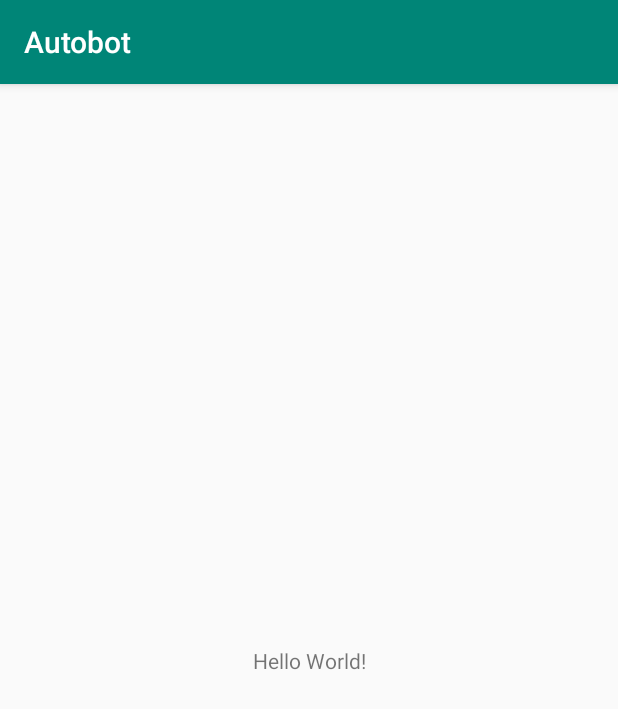
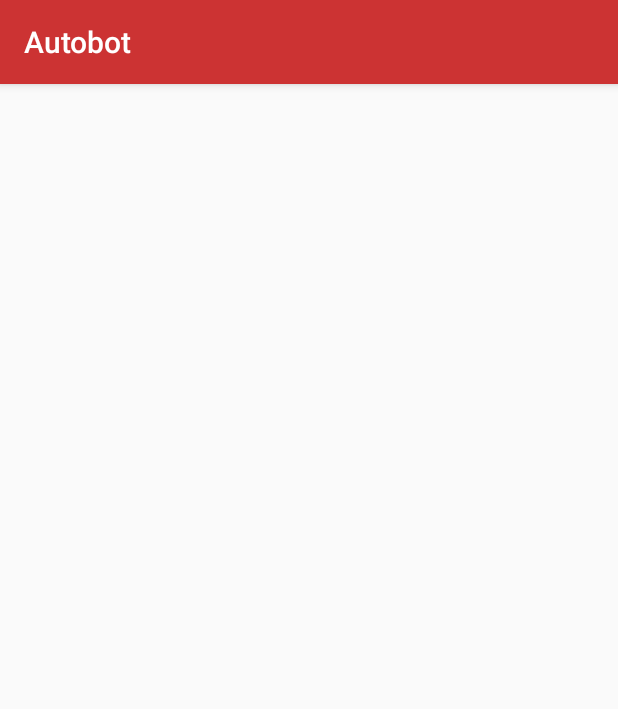
Before and after one commit to CMPUT301W20T05/Autobot, an Android app: the screen it shows after launch (MainActivity), on a phone screen of 412 x 824 dp. Shown: the top 709 px of the screen. Run offline under Robolectric (Android 15) with nearby library versions, the phone set to English and light mode, and no system bars.

Commit message:
modify theme

```diff
--- a/app/src/main/res/layout/activity_main.xml
+++ b/app/src/main/res/layout/activity_main.xml
@@ -6,13 +6,5 @@
     android:layout_height="match_parent"
     tools:context=".MainActivity">
 
-    <TextView
-        android:layout_width="wrap_content"
-        android:layout_height="wrap_content"
-        android:text="Hello World!"
-        app:layout_constraintBottom_toBottomOf="parent"
-        app:layout_constraintLeft_toLeftOf="parent"
-        app:layout_constraintRight_toRightOf="parent"
-        app:layout_constraintTop_toTopOf="parent" />
 
 </androidx.constraintlayout.widget.ConstraintLayout>
--- a/app/src/main/res/values/styles.xml
+++ b/app/src/main/res/values/styles.xml
@@ -3,9 +3,9 @@
     <!-- Base application theme. -->
     <style name="AppTheme" parent="Theme.AppCompat.Light.DarkActionBar">
         <!-- Customize your theme here. -->
-        <item name="colorPrimary">@color/colorPrimary</item>
-        <item name="colorPrimaryDark">@color/colorPrimaryDark</item>
-        <item name="colorAccent">@color/colorAccent</item>
+        <item name="colorPrimary">@color/red</item>
+        <item name="colorPrimaryDark">@color/blue</item>
+        <item name="colorAccent">@color/grey</item>
     </style>
 
 </resources>
```
Also changed, not shown: 5 other files.
